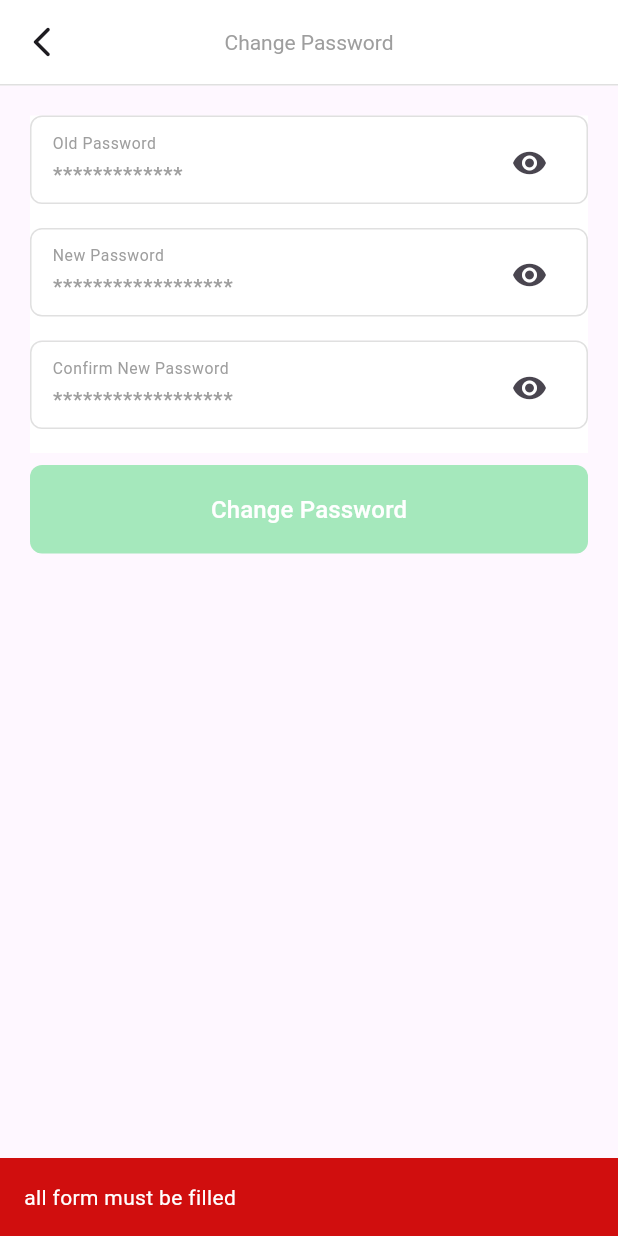
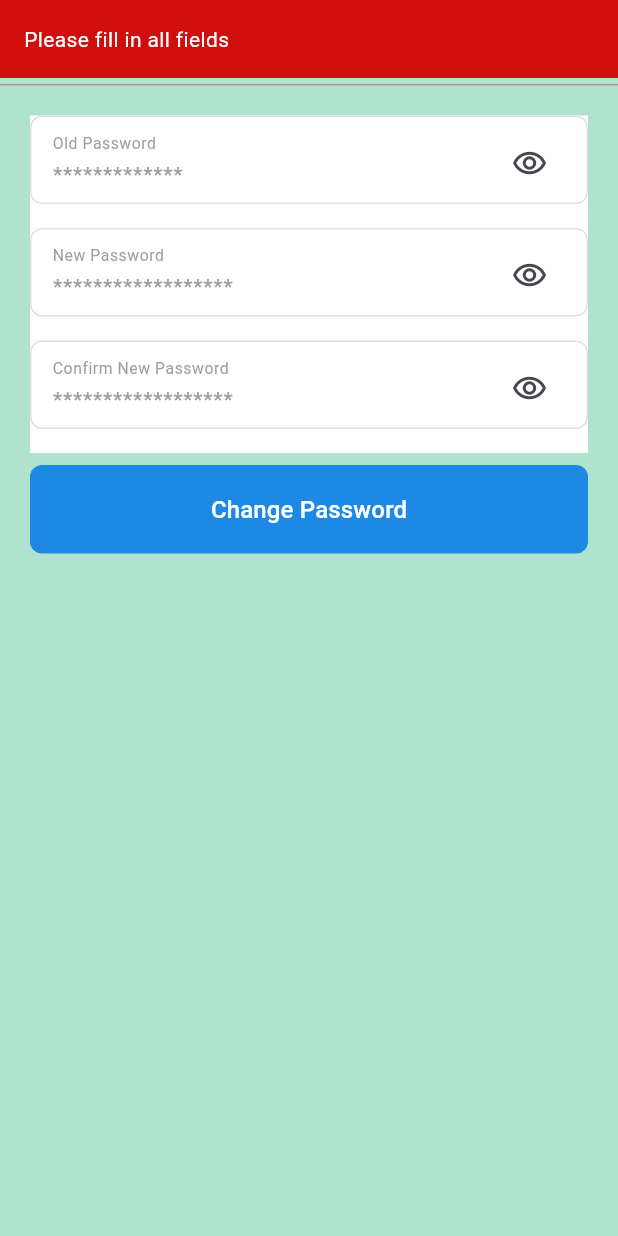
Before and after one commit to LawlietEL/project_tdlist, a Flutter app: the ChangePasswordView screen opened by its route, after a tap on "Change Password", on a phone screen of 412 x 824 dp. Run offline on Flutter 3.47's test engine with Material 3 defaults, Android fonts, the phone set to English and light mode, and no system bars; our stand-ins replace dio, flutter_secure_storage, get; accounts and stored records are empty; Roboto replaces fonts that are missing (poppins).

Commit message:
Menambah api client register & change-password, auth controller menambahkan RxBool & TextEditingController, memindahkan semua method ke auth controller bukan di view atau controller, controller hanya diisi final authC = get.find<AuthController> --> semuanya sama

```diff
--- a/lib/app/modules/change_password/controllers/change_password_controller.dart
+++ b/lib/app/modules/change_password/controllers/change_password_controller.dart
@@ -1,64 +1,6 @@
-import 'package:flutter/material.dart';
 import 'package:get/get.dart';
 import 'package:project_tdlist/app/data/controller/auth_controller.dart';
 
 class ChangePasswordController extends GetxController {
   final authC = Get.find<AuthController>();
-
-  RxBool isLoading = false.obs;
-  TextEditingController currentPassC = TextEditingController();
-  TextEditingController newPassC = TextEditingController();
-  TextEditingController confirmNewPassC = TextEditingController();
-
-  RxBool oldPassObs = true.obs;
-  RxBool newPassObs = true.obs;
-  RxBool newPassCObs = true.obs;
-  @override
-  void onInit() {
-    super.onInit();
-  }
-
-  @override
-  void onReady() {
-    super.onReady();
-  }
-
-  @override
-  void onClose() {
-    super.onClose();
-  }
-
-//   Future<void> changePassword({
-//     required String email,
-//     required String currentPassword,
-//     required String newPassword,
-//   }) async {
-//     try {
-//       isLoading.value = true;
-//       var res = await ProfileApi().changePassword(
-//         accesstoken: authC.currentToken!,
-//         email: email,
-//         currentPassword: currentPassword,
-//         newPassword: newPassword,
-//       );
-//       isLoading.value = false;
-//       if (res.data['success'] == true) {
-//         Get.back();
-//         Get.rawSnackbar(
-//           messageText: Text(res.data['message']),
-//           backgroundColor: Colors.green.shade300,
-//         );
-//       } else {
-//         Get.rawSnackbar(
-//           messageText: Text(res.data['message'].toString()),
-//           backgroundColor: Colors.red.shade300,
-//         );
-//       }
-//     } catch (e) {
-//       Get.rawSnackbar(
-//         messageText: Text(e.toString()),
-//         backgroundColor: Colors.red.shade300,
-//       );
-//     }
-//   }
 }
--- a/lib/app/modules/change_password/views/change_password_view.dart
+++ b/lib/app/modules/change_password/views/change_password_view.dart
@@ -1,29 +1,30 @@
 import 'package:flutter/material.dart';
-
 import 'package:get/get.dart';
 import 'package:project_tdlist/app/style/app_color.dart';
 import 'package:project_tdlist/app/widget/custom_input.dart';
-
 import '../controllers/change_password_controller.dart';
 
 class ChangePasswordView extends GetView<ChangePasswordController> {
-  const ChangePasswordView({super.key});
+  const ChangePasswordView({Key? key}) : super(key: key);
+
   @override
   Widget build(BuildContext context) {
     return Scaffold(
+      backgroundColor: const Color(0xFFB0E3CE),
       appBar: AppBar(
         title: const Text(
           'Change Password',
           style: TextStyle(
-            color: AppColor.secondarySoft,
-            fontSize: 14,
+            color: Colors.blue,
+            fontWeight: FontWeight.bold,
+            fontSize: 20,
           ),
         ),
         leading: IconButton(
           onPressed: () => Get.back(),
           icon: const Icon(Icons.arrow_back_ios_new_rounded),
         ),
-        backgroundColor: Colors.white,
+        backgroundColor: const Color(0xFFB0E3CE),
         elevation: 0,
         centerTitle: true,
         bottom: PreferredSize(
@@ -31,7 +32,7 @@ class ChangePasswordView extends GetView<ChangePasswordController> {
           child: Container(
             width: MediaQuery.of(context).size.width,
             height: 1,
-            color: AppColor.secondaryExtraSoft,
+            color: Colors.grey,
           ),
         ),
       ),
@@ -42,49 +43,51 @@ class ChangePasswordView extends GetView<ChangePasswordController> {
         children: [
           Obx(
             () => CustomInput(
-              controller: controller.currentPassC,
+              controller: controller.authC.currentPasswordC,
               label: 'Old Password',
               hint: '*************',
-              obsecureText: controller.oldPassObs.value,
+              obsecureText: controller.authC.oldPassObs.value,
               suffixIcon: IconButton(
-                icon: (controller.oldPassObs.isTrue)
+                icon: (controller.authC.oldPassObs.isTrue)
                     ? const Icon(Icons.remove_red_eye)
                     : const Icon(Icons.remove_red_eye_outlined),
                 onPressed: () {
-                  controller.oldPassObs.value = !(controller.oldPassObs.value);
+                  controller.authC.oldPassObs.value =
+                      !(controller.authC.oldPassObs.value);
                 },
               ),
             ),
           ),
           Obx(
             () => CustomInput(
-              controller: controller.newPassC,
+              controller: controller.authC.newPasswordC,
               label: 'New Password',
               hint: '******************',
-              obsecureText: controller.newPassObs.value,
+              obsecureText: controller.authC.newPassObs.value,
               suffixIcon: IconButton(
-                icon: (controller.newPassObs.isTrue)
+                icon: (controller.authC.newPassObs.isTrue)
                     ? const Icon(Icons.remove_red_eye)
                     : const Icon(Icons.remove_red_eye_outlined),
                 onPressed: () {
-                  controller.newPassObs.value = !(controller.newPassObs.value);
+                  controller.authC.newPassObs.value =
+                      !(controller.authC.newPassObs.value);
                 },
               ),
             ),
           ),
           Obx(
             () => CustomInput(
-              controller: controller.confirmNewPassC,
+              controller: controller.authC.confirmNewPasswordC,
               label: 'Confirm New Password',
               hint: '******************',
-              obsecureText: controller.newPassCObs.value,
+              obsecureText: controller.authC.confirmNewPassObs.value,
               suffixIcon: IconButton(
-                icon: (controller.newPassCObs.isTrue)
+                icon: (controller.authC.confirmNewPassObs.isTrue)
                     ? const Icon(Icons.remove_red_eye)
                     : const Icon(Icons.remove_red_eye_outlined),
                 onPressed: () {
-                  controller.newPassCObs.value =
-                      !(controller.newPassCObs.value);
+                  controller.authC.confirmNewPassObs.value =
+                      !(controller.authC.confirmNewPassObs.value);
                 },
               ),
             ),
@@ -95,34 +98,41 @@ class ChangePasswordView extends GetView<ChangePasswordController> {
             child: Obx(
               () => ElevatedButton(
                 onPressed: () async {
-                  if (controller.isLoading.isFalse) {
-                    if (controller.currentPassC.text.isNotEmpty &&
-                        controller.newPassC.text.isNotEmpty &&
-                        controller.confirmNewPassC.text.isNotEmpty) {
-                      if (controller.newPassC.text ==
-                          controller.confirmNewPassC.text) {
-                        // await //controller.changePassword(
-                        //   email: Get.arguments['email']!,
-                        //   currentPassword: controller.currentPassC.text,
-                        //   newPassword: controller.newPassC.text,
-                        // );
+                  if (controller.authC.isLoading.isFalse) {
+                    if (controller.authC.currentPasswordC.text.isNotEmpty &&
+                        controller.authC.newPasswordC.text.isNotEmpty &&
+                        controller.authC.confirmNewPasswordC.text.isNotEmpty) {
+                      if (controller.authC.newPasswordC.text ==
+                          controller.authC.confirmNewPasswordC.text) {
+                        controller.authC.changePassword(
+                          currentPassword:
+                              controller.authC.currentPasswordC.text,
+                          newPassword: controller.authC.newPasswordC.text,
+                          confirmNewPassword:
+                              controller.authC.confirmNewPasswordC.text,
+                        );
+                        controller.authC.currentPasswordC.clear();
+                        controller.authC.newPasswordC.clear();
+                        controller.authC.confirmNewPasswordC.clear();
                       } else {
                         Get.rawSnackbar(
+                          snackPosition: SnackPosition.TOP,
                           message:
-                              'new password and confirm password doesnt match',
+                              'New password and confirm password do not match',
                           backgroundColor: AppColor.error,
                         );
                       }
                     } else {
                       Get.rawSnackbar(
-                        message: 'all form must be filled',
+                        snackPosition: SnackPosition.TOP,
+                        message: 'Please fill in all fields',
                         backgroundColor: AppColor.error,
                       );
                     }
                   }
                 },
                 style: ElevatedButton.styleFrom(
-                  backgroundColor: AppColor.primary,
+                  backgroundColor: AppColor.primaryDark,
                   padding: const EdgeInsets.symmetric(vertical: 18),
                   elevation: 0,
                   shape: RoundedRectangleBorder(
@@ -130,7 +140,7 @@ class ChangePasswordView extends GetView<ChangePasswordController> {
                   ),
                 ),
                 child: Text(
-                  (controller.isLoading.isFalse)
+                  (controller.authC.isLoading.isFalse)
                       ? "Change Password"
                       : 'Loading...',
                   style: const TextStyle(
--- a/lib/app/modules/login/views/login_view.dart
+++ b/lib/app/modules/login/views/login_view.dart
@@ -119,7 +119,9 @@ class LoginView extends GetView<LoginController> {
                     child: ElevatedButton(
                       onPressed: () async {
                         if (controller.authC.isLoading.isFalse) {
-                          await controller.login();
+                          await controller.authC.login(
+                              email: controller.authC.emailC.text,
+                              password: controller.authC.passwordC.text);
                         }
                       },
                       style: ElevatedButton.styleFrom(
```
Also changed, not shown: lib/app/data/api_client.dart (+32 -7 lines), lib/app/data/controller/auth_controller.dart (+60 -17 lines), lib/app/modules/home/views/home_view.dart (+54 -91 lines), lib/app/modules/login/controllers/login_controller.dart (+0 -24 lines), lib/app/modules/register/controllers/register_controller.dart (+2 -42 lines), lib/app/modules/register/views/register_view.dart (+14 -20 lines).
